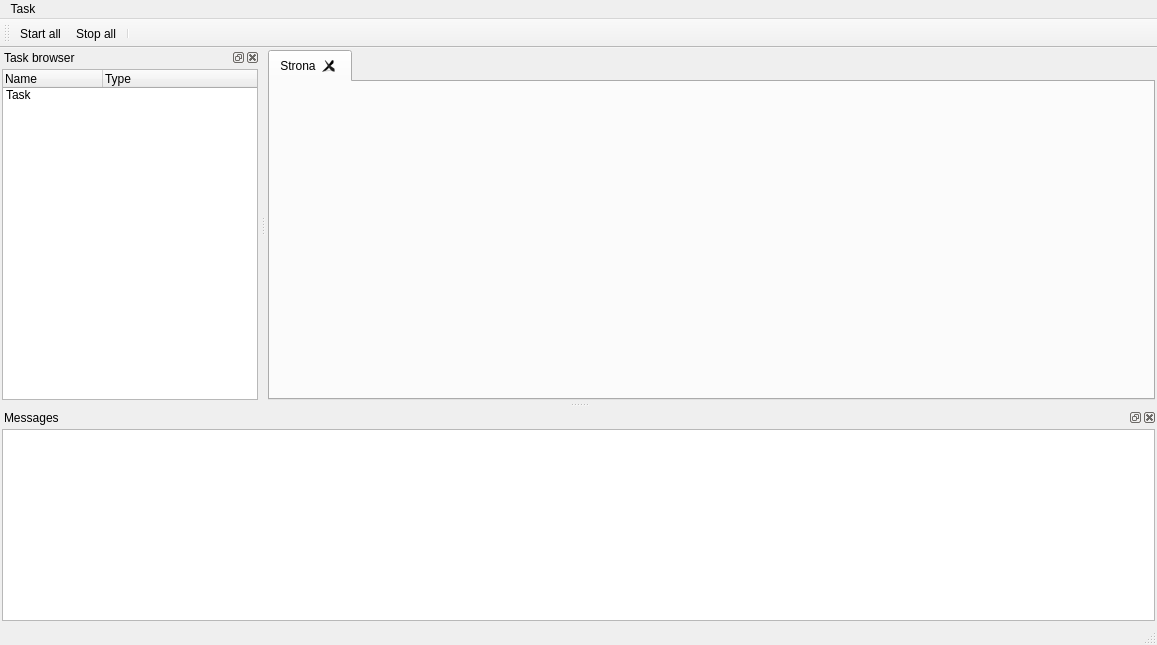
First picture: the form in src/GUI/mainwindow.ui, repository maciek-slon/DisCODe, before the edit.
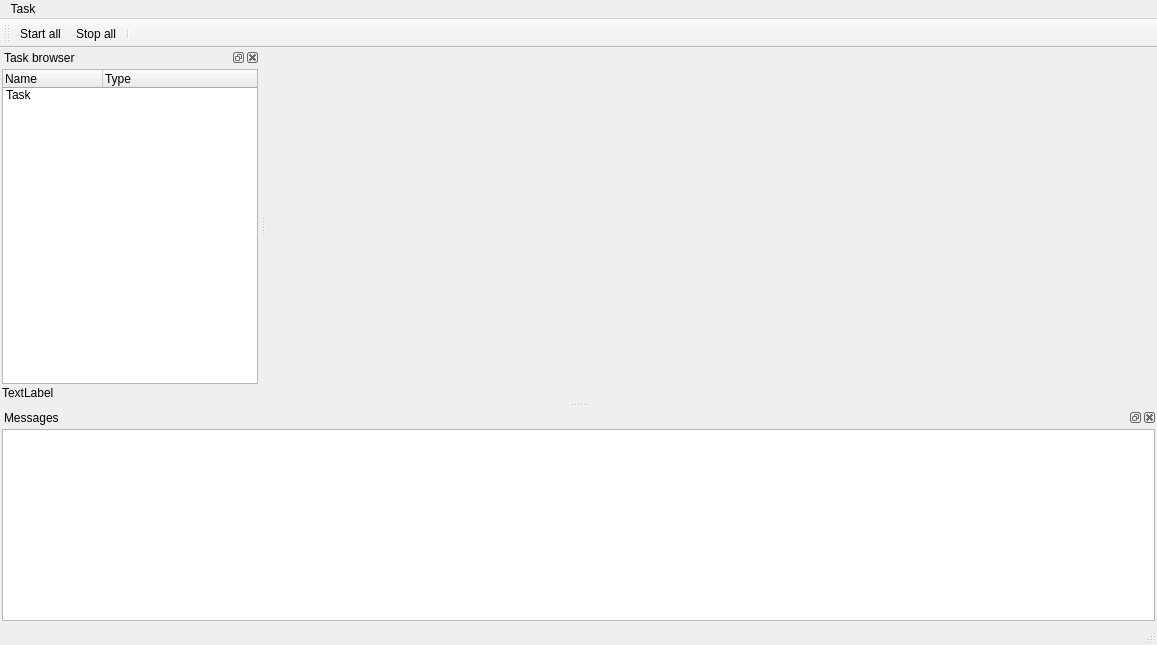
Second picture: the form after the edit. Icons and pictures are not drawn.

Patch:
```diff
--- a/src/GUI/mainwindow.ui
+++ b/src/GUI/mainwindow.ui
@@ -14,38 +14,7 @@
    <string>MainWindow</string>
   </property>
   <widget class="QWidget" name="centralWidget">
-   <layout class="QGridLayout" name="gridLayout">
-    <property name="margin">
-     <number>2</number>
-    </property>
-    <property name="spacing">
-     <number>2</number>
-    </property>
-    <item row="0" column="0">
-     <widget class="QTabWidget" name="tabWidget">
-      <property name="styleSheet">
-       <string notr="true"/>
-      </property>
-      <property name="tabPosition">
-       <enum>QTabWidget::North</enum>
-      </property>
-      <property name="documentMode">
-       <bool>false</bool>
-      </property>
-      <property name="tabsClosable">
-       <bool>true</bool>
-      </property>
-      <property name="movable">
-       <bool>true</bool>
-      </property>
-      <widget class="QWidget" name="tab">
-       <attribute name="title">
-        <string>Strona</string>
-       </attribute>
-      </widget>
-     </widget>
-    </item>
-   </layout>
+   <layout class="QVBoxLayout" name="verticalLayout_3"/>
   </widget>
   <widget class="QMenuBar" name="menuBar">
    <property name="geometry">
@@ -53,7 +22,7 @@
      <x>0</x>
      <y>0</y>
      <width>1157</width>
-     <height>27</height>
+     <height>21</height>
     </rect>
    </property>
    <widget class="QMenu" name="menuTask">
@@ -109,6 +78,9 @@
        <property name="itemsExpandable">
         <bool>true</bool>
        </property>
+       <property name="expandsOnDoubleClick">
+        <bool>false</bool>
+       </property>
        <column>
         <property name="text">
          <string>Name</string>
@@ -128,13 +100,6 @@
         </property>
         <item>
          <property name="text">
-          <string>Subtask</string>
-         </property>
-         <property name="text">
-          <string/>
-         </property>
-         <item>
-          <property name="text">
            <string>Exec1</string>
           </property>
           <property name="text">
@@ -166,15 +131,13 @@
           </item>
          </item>
         </item>
+      </widget>
+     </item>
         <item>
+      <widget class="QLabel" name="label">
          <property name="text">
-          <string>Subtask</string>
-         </property>
-         <property name="text">
-          <string/>
-         </property>
-        </item>
-       </item>
+        <string>TextLabel</string>
+       </property>
       </widget>
      </item>
     </layout>
```
Lines whose indentation alone changed are shown as unchanged.
